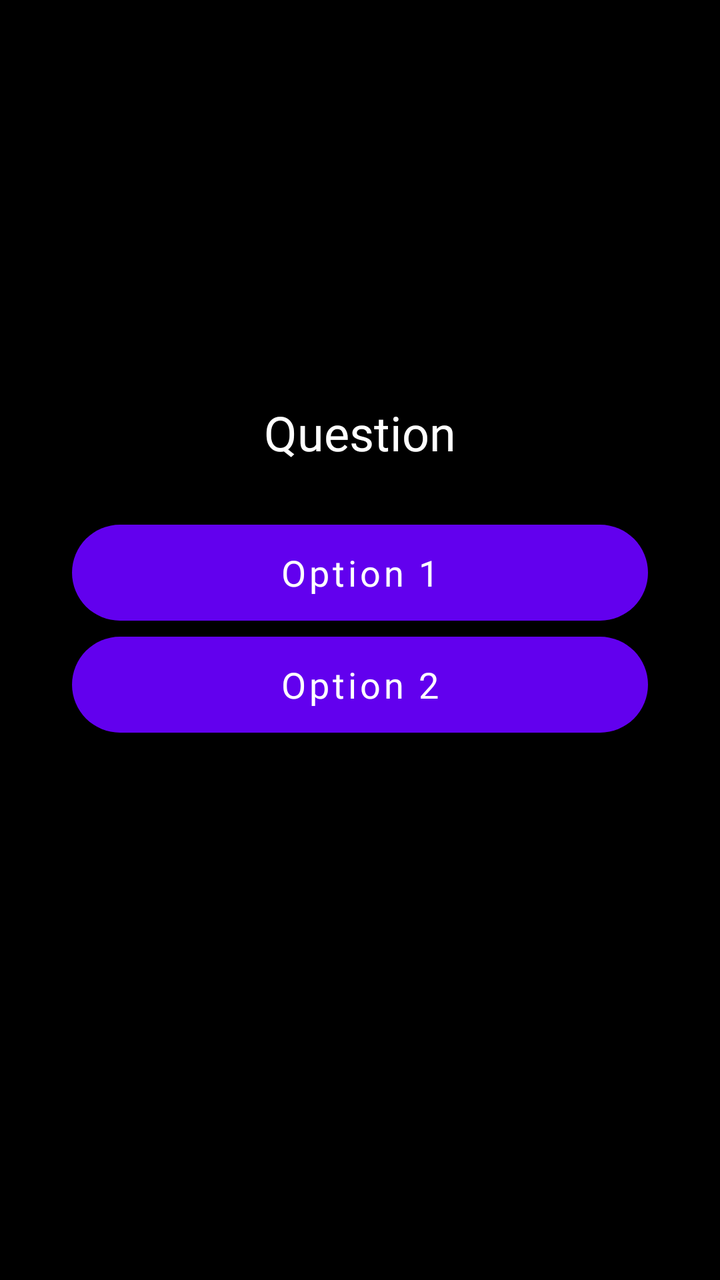
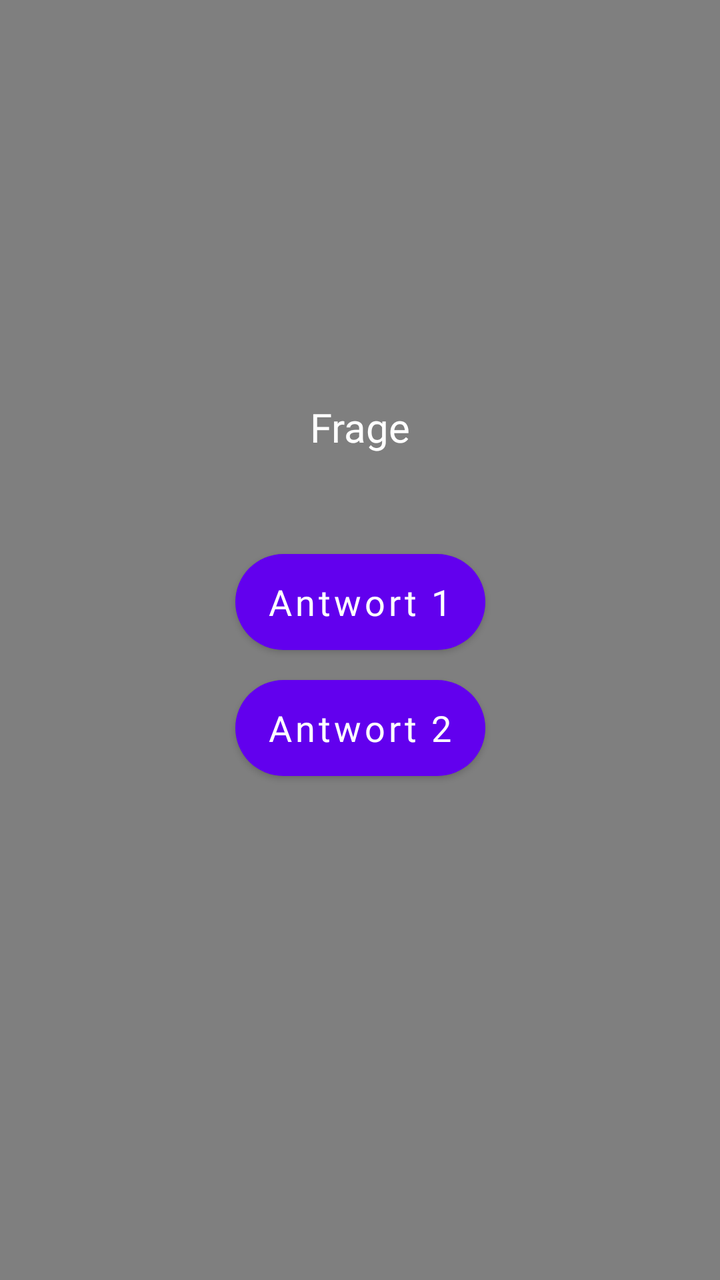

Compare the two renders of this Android layout. The source of the first and the diff that turns it into the second are given below.
<!-- AndroidManifest.xml: activity theme Theme.QuizApplication -->
<!-- res/layout/activity_questions.xml -->
<?xml version="1.0" encoding="utf-8"?>
<androidx.constraintlayout.widget.ConstraintLayout
    xmlns:android="http://schemas.android.com/apk/res/android"
    xmlns:app="http://schemas.android.com/apk/res-auto"
    xmlns:tools="http://schemas.android.com/tools"
    android:id="@+id/main"
    android:layout_width="match_parent"
    android:layout_height="match_parent"
    android:background="@color/black"
    tools:context=".QuestionsActivity">

    <TextView
        android:id="@+id/question_text"
        android:layout_width="wrap_content"
        android:layout_height="wrap_content"
        android:layout_marginTop="200dp"
        android:text="Question"
        android:textSize="24sp"
        android:textColor="@android:color/white"
        android:fontFamily="@font/inter_bold"
        app:layout_constraintTop_toTopOf="parent"
        app:layout_constraintStart_toStartOf="parent"
        app:layout_constraintEnd_toEndOf="parent"
        android:textAlignment="center"
        android:gravity="center"
        app:layout_constraintVertical_bias="0.4"
        android:maxLines="2" />

    <Button
        android:id="@+id/answer_button_1"
        android:layout_width="0dp"
        android:layout_height="wrap_content"
        android:layout_marginTop="30dp"
        android:text="Option 1"
        android:textSize="18sp"
        android:textColor="@android:color/white"
        android:background="@drawable/button_design"
        android:backgroundTint="#5E17EB"
        android:fontFamily="@font/inter_bold"
        android:textAllCaps="false"
        app:layout_constraintTop_toBottomOf="@id/question_text"
        app:layout_constraintStart_toStartOf="parent"
        app:layout_constraintEnd_toEndOf="parent"
        app:layout_constraintHorizontal_bias="0.5"
        app:layout_constraintWidth_default="wrap"
        app:layout_constraintWidth_percent="0.8"/>

    <Button
        android:id="@+id/answer_button_2"
        android:layout_width="0dp"
        android:layout_height="wrap_content"
        android:layout_marginTop="8dp"
        android:text="Option 2"
        android:textSize="18sp"
        android:textColor="@android:color/white"
        android:background="@drawable/button_design"
        android:backgroundTint="#5E17EB"
        android:fontFamily="@font/inter_bold"
        android:textAllCaps="false"
        app:layout_constraintTop_toBottomOf="@id/answer_button_1"
        app:layout_constraintStart_toStartOf="parent"
        app:layout_constraintEnd_toEndOf="parent"
        app:layout_constraintHorizontal_bias="0.5"
        app:layout_constraintWidth_default="wrap"
        app:layout_constraintWidth_percent="0.8"/>

    <Button
        android:id="@+id/answer_button_3"
        android:layout_width="0dp"
        android:layout_height="wrap_content"
        android:layout_marginTop="8dp"
        android:text="Option 3"
        android:textSize="18sp"
        android:textColor="@android:color/white"
        android:background="@drawable/button_design"
        android:backgroundTint="#5E17EB"
        android:fontFamily="@font/inter_bold"
        android:textAllCaps="false"
        app:layout_constraintTop_toBottomOf="@id/answer_button_2"
        app:layout_constraintStart_toStartOf="parent"
        app:layout_constraintEnd_toEndOf="parent"
        app:layout_constraintHorizontal_bias="0.5"
        android:visibility="gone"
        app:layout_constraintWidth_default="wrap"
        app:layout_constraintWidth_percent="0.8"/>

    <Button
        android:id="@+id/answer_button_4"
        android:layout_width="0dp"
        android:layout_height="wrap_content"
        android:layout_marginTop="8dp"
        android:text="Option 4"
        android:textSize="18sp"
        android:textColor="@android:color/white"
        android:background="@drawable/button_design"
        android:backgroundTint="#5E17EB"
        android:fontFamily="@font/inter_bold"
        android:textAllCaps="false"
        app:layout_constraintTop_toBottomOf="@id/answer_button_3"
        app:layout_constraintStart_toStartOf="parent"
        app:layout_constraintEnd_toEndOf="parent"
        app:layout_constraintHorizontal_bias="0.5"
        android:visibility="gone"
        app:layout_constraintWidth_default="wrap"
        app:layout_constraintWidth_percent="0.8"/>

    <ImageView
        android:id="@+id/feedback_image"
        android:layout_width="0dp"
        android:layout_height="0dp"
        android:scaleType="fitCenter"
        android:visibility="gone"
        android:layout_margin="20dp"
        app:layout_constraintTop_toTopOf="parent"
        app:layout_constraintBottom_toTopOf="@id/close_feedback_button"
        app:layout_constraintStart_toStartOf="parent"
        app:layout_constraintEnd_toEndOf="parent"/>

    <Button
        android:id="@+id/close_feedback_button"
        android:layout_width="wrap_content"
        android:layout_height="wrap_content"
        android:text="Schließen"
        android:background="@drawable/button_design"
        android:textColor="@android:color/white"
        app:layout_constraintTop_toBottomOf="@id/feedback_image"
        app:layout_constraintBottom_toBottomOf="parent"
        app:layout_constraintStart_toStartOf="parent"
        app:layout_constraintEnd_toEndOf="parent"
        android:visibility="gone"
        android:layout_marginBottom="20dp"/>

</androidx.constraintlayout.widget.ConstraintLayout>
<!-- resources referenced by this layout -->
<resources>
  <color name="black">#FF000000</color>
  <!-- drawable button_design (drawable) -->
  <?xml version="1.0" encoding="utf-8"?>
  <selector xmlns:android="http://schemas.android.com/apk/res/android">
      <item android:state_pressed="true">
          <shape>
              <corners android:radius="100dp"/>
              <solid android:color="@color/white"/>
          </shape>
      </item>
      <item>
          <shape>
              <corners android:radius="100dp"/>
              <solid android:color="@color/black"/>
          </shape>
      </item>
  </selector>
  <style name="Theme.QuizApplication" parent="Theme.MaterialComponents.Light.NoActionBar" />
  <color name="white">#FFFFFFFF</color>
</resources>

<!-- the commit's change to res/layout/activity_questions.xml (unified diff, before → after) -->
@@ -9,13 +9,37 @@
     android:background="@color/black"
     tools:context=".QuestionsActivity">
 
+    <ImageView
+        android:id="@+id/languageSwitcher"
+        android:layout_width="30dp"
+        android:layout_height="30dp"
+        android:src="@drawable/language_icon"
+        app:layout_constraintTop_toTopOf="parent"
+        app:layout_constraintEnd_toEndOf="parent"
+        android:layout_margin="16dp"
+        android:contentDescription="@string/switch_language"/>
+
+    <VideoView
+        android:id="@+id/backgroundVideoView"
+        android:layout_width="match_parent"
+        android:layout_height="match_parent"
+        app:layout_constraintBottom_toBottomOf="parent"
+        app:layout_constraintEnd_toEndOf="parent"
+        app:layout_constraintHorizontal_bias="0.0"
+        app:layout_constraintStart_toStartOf="parent"
+        app:layout_constraintTop_toTopOf="parent"
+        app:layout_constraintVertical_bias="0.0" />
+
+
     <TextView
         android:id="@+id/question_text"
-        android:layout_width="wrap_content"
+        android:layout_width="360dp"
         android:layout_height="wrap_content"
         android:layout_marginTop="200dp"
-        android:text="Question"
-        android:textSize="24sp"
+        android:layout_marginLeft="20dp"
+        android:layout_marginRight="20dp"
+        android:text="@string/question_text"
+        android:textSize="20sp"
         android:textColor="@android:color/white"
         android:fontFamily="@font/inter_bold"
         app:layout_constraintTop_toTopOf="parent"
@@ -24,20 +48,19 @@
         android:textAlignment="center"
         android:gravity="center"
         app:layout_constraintVertical_bias="0.4"
-        android:maxLines="2" />
+        android:maxLines="5" />
 
     <Button
         android:id="@+id/answer_button_1"
-        android:layout_width="0dp"
+        android:layout_width="wrap_content"
         android:layout_height="wrap_content"
-        android:layout_marginTop="30dp"
-        android:text="Option 1"
+        android:layout_marginTop="50dp"
         android:textSize="18sp"
         android:textColor="@android:color/white"
         android:background="@drawable/button_design"
-        android:backgroundTint="#5E17EB"
         android:fontFamily="@font/inter_bold"
         android:textAllCaps="false"
+        android:text="@string/answer_button_1"
         app:layout_constraintTop_toBottomOf="@id/question_text"
         app:layout_constraintStart_toStartOf="parent"
         app:layout_constraintEnd_toEndOf="parent"
@@ -47,16 +70,16 @@
 
     <Button
         android:id="@+id/answer_button_2"
-        android:layout_width="0dp"
+        android:layout_width="wrap_content"
         android:layout_height="wrap_content"
-        android:layout_marginTop="8dp"
-        android:text="Option 2"
+        android:layout_marginTop="15dp"
         android:textSize="18sp"
         android:textColor="@android:color/white"
         android:background="@drawable/button_design"
-        android:backgroundTint="#5E17EB"
+        android:backgroundTint="#456892"
         android:fontFamily="@font/inter_bold"
         android:textAllCaps="false"
+        android:text="@string/answer_button_2"
         app:layout_constraintTop_toBottomOf="@id/answer_button_1"
         app:layout_constraintStart_toStartOf="parent"
         app:layout_constraintEnd_toEndOf="parent"
@@ -66,16 +89,16 @@
 
     <Button
         android:id="@+id/answer_button_3"
-        android:layout_width="0dp"
+        android:layout_width="wrap_content"
         android:layout_height="wrap_content"
-        android:layout_marginTop="8dp"
-        android:text="Option 3"
+        android:layout_marginTop="15dp"
         android:textSize="18sp"
         android:textColor="@android:color/white"
         android:background="@drawable/button_design"
-        android:backgroundTint="#5E17EB"
+        android:backgroundTint="#456892"
         android:fontFamily="@font/inter_bold"
         android:textAllCaps="false"
+        android:text="@string/answer_button_3"
         app:layout_constraintTop_toBottomOf="@id/answer_button_2"
         app:layout_constraintStart_toStartOf="parent"
         app:layout_constraintEnd_toEndOf="parent"
@@ -86,16 +109,16 @@
 
     <Button
         android:id="@+id/answer_button_4"
-        android:layout_width="0dp"
+        android:layout_width="wrap_content"
         android:layout_height="wrap_content"
-        android:layout_marginTop="8dp"
-        android:text="Option 4"
+        android:layout_marginTop="15dp"
         android:textSize="18sp"
         android:textColor="@android:color/white"
         android:background="@drawable/button_design"
-        android:backgroundTint="#5E17EB"
+        android:backgroundTint="#456892"
         android:fontFamily="@font/inter_bold"
         android:textAllCaps="false"
+        android:text="@string/answer_button_4"
         app:layout_constraintTop_toBottomOf="@id/answer_button_3"
         app:layout_constraintStart_toStartOf="parent"
         app:layout_constraintEnd_toEndOf="parent"
@@ -111,6 +134,7 @@
         android:scaleType="fitCenter"
         android:visibility="gone"
         android:layout_margin="20dp"
+        android:contentDescription="@string/feedback_image"
         app:layout_constraintTop_toTopOf="parent"
         app:layout_constraintBottom_toTopOf="@id/close_feedback_button"
         app:layout_constraintStart_toStartOf="parent"
@@ -120,7 +144,7 @@
         android:id="@+id/close_feedback_button"
         android:layout_width="wrap_content"
         android:layout_height="wrap_content"
-        android:text="Schließen"
+        android:text="@string/close_feedback"
         android:background="@drawable/button_design"
         android:textColor="@android:color/white"
         app:layout_constraintTop_toBottomOf="@id/feedback_image"
<!-- resource entries referenced after the edit -->
@@ -13,10 +13,19 @@
       <item>
           <shape>
               <corners android:radius="100dp"/>
-              <solid android:color="@color/black"/>
+              <solid android:color="#456892"/>
           </shape>
       </item>
   </selector>
+  <!-- drawable language_icon: png bitmap (drawable, 14904 bytes) -->
+  <string name="answer_button_1">Antwort 1</string>
+  <string name="answer_button_2">Antwort 2</string>
+  <string name="answer_button_3">Antwort 3</string>
+  <string name="answer_button_4">Antwort 4</string>
+  <string name="close_feedback">Schließen</string>
+  <string name="feedback_image">Feedback Bild</string>
+  <string name="question_text">Frage</string>
+  <string name="switch_language">Sprache ändern</string>
   <style name="Theme.QuizApplication" parent="Theme.MaterialComponents.Light.NoActionBar" />
   <color name="white">#FFFFFFFF</color>
 </resources>
